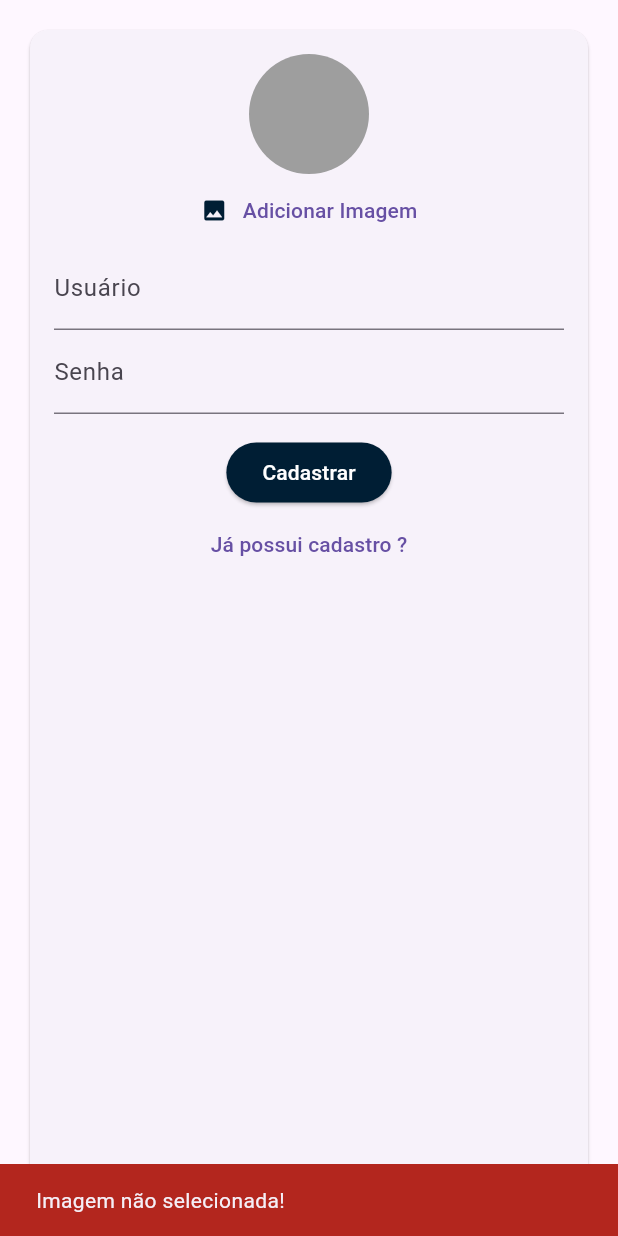
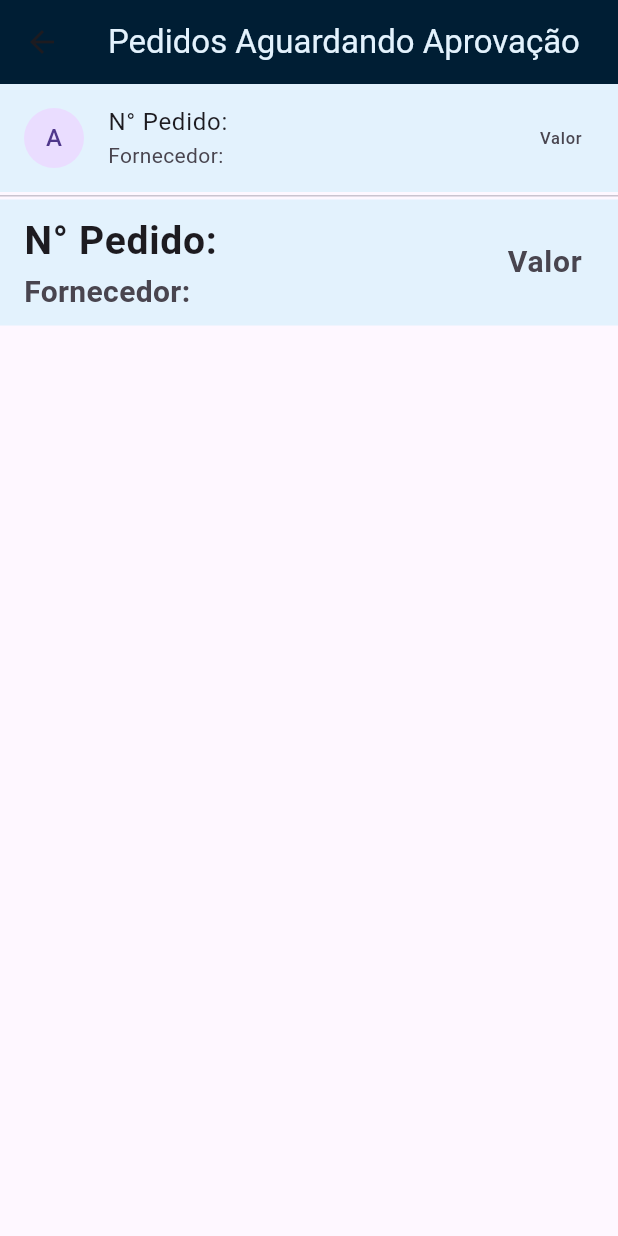
Before and after one commit to silvanioaguiar/pedidocompra, a Flutter app: the AuthForm widget shown alone on an empty page, opened directly with empty values, after a tap on "Cadastrar usuário ?", after a tap on "Cadastrar", on a phone screen of 412 x 824 dp. Run offline on Flutter 3.47's test engine with Material 2 defaults, Android fonts, the phone set to English and light mode, and no system bars; our stand-ins replace image_picker; accounts and stored records are empty.

Commit message:
20092023_TelaPedidos

```diff
--- a/lib/components/authForm.dart
+++ b/lib/components/authForm.dart
@@ -2,6 +2,7 @@ import 'dart:io';
 
 import 'package:flutter/material.dart';
 import 'package:pedidocompra/components/userImagePicker.dart';
+import 'package:pedidocompra/pages/pedidosPendentes.dart';
 import '../models/authFormData.dart';
 import 'package:http/http.dart ' as http;
 
@@ -86,7 +87,14 @@ class _AuthFormState extends State<AuthForm> {
               ),
               const SizedBox(height: 15),
               ElevatedButton(
-                onPressed: _submit,
+                //onPressed: _submit,
+                onPressed: () {
+                  Navigator.of(context).push(
+                    MaterialPageRoute(builder: (ctx) {
+                      return const PedidosPendentes();
+                    }),
+                  );
+                },
                 style: _formData.isLogin
                     ? ElevatedButton.styleFrom(
                         backgroundColor: Colors.red.shade700)
--- a/lib/main.dart
+++ b/lib/main.dart
@@ -1,6 +1,6 @@
-import 'package:flutter/material.dart';
 import 'package:pedidocompra/pages/authPage.dart';
 
+import 'package:flutter/material.dart';
 
 void main() {
   runApp(const MyApp());
--- /dev/null
+++ b/lib/pages/pedidosPendentes.dart
@@ -0,0 +1,98 @@
+import 'package:flutter/material.dart';
+
+class PedidosPendentes extends StatelessWidget {
+  const PedidosPendentes({super.key});
+
+  @override
+  Widget build(BuildContext context) {
+    return Scaffold(
+      appBar: AppBar(
+        backgroundColor: Theme.of(context).primaryColor,
+        title: Text(
+          "Pedidos Aguardando Aprovação",
+          textAlign: TextAlign.left,
+          style: TextStyle(
+            color: Theme.of(context).secondaryHeaderColor,
+          ),
+        ),
+      ),
+      body: ListView(
+        children: <Widget>[
+          ListTile(
+            tileColor: Theme.of(context).secondaryHeaderColor,
+            leading: CircleAvatar(child: Text('A')),
+            // leading: SingleChildScrollView(
+            //   child: Column(
+            //     mainAxisAlignment: MainAxisAlignment.start,
+            //     crossAxisAlignment: CrossAxisAlignment.start,
+            //     children: [
+            //       Container(
+            //         decoration: BoxDecoration(
+            //           color: Color.fromARGB(255, 16, 19, 168),
+            //           border: Border.all(
+            //             color: Theme.of(context).colorScheme.primary,
+            //             width: 0.5,
+            //           ),
+            //           borderRadius: const BorderRadius.all(
+            //             Radius.circular(10),
+            //           ),
+            //         ),
+            //       ),
+            //     ],
+            //   ),
+            // ),
+            title: Text("N° Pedido:"),
+            subtitle: Text('Fornecedor:'),
+            trailing: Text('Valor'),
+          ),
+          const Divider(height: 5),
+          ListTile(
+            tileColor: Theme.of(context).secondaryHeaderColor,
+            // leading: CircleAvatar(child: Text('A')),
+            // leading: SingleChildScrollView(
+            //   child: Column(
+            //     mainAxisAlignment: MainAxisAlignment.start,
+            //     crossAxisAlignment: CrossAxisAlignment.start,
+            //     children: [
+            //       Container(
+            //         decoration: BoxDecoration(
+            //           color: Color.fromARGB(255, 16, 19, 168),
+            //           border: Border.all(
+            //             color: Theme.of(context).colorScheme.primary,
+            //             width: 0.5,
+            //           ),
+            //           borderRadius: const BorderRadius.all(
+            //             Radius.circular(10),
+            //           ),
+            //         ),
+            //       ),
+            //     ],
+            //   ),
+            // ),
+            title: const Text(
+              "N° Pedido:",
+              style: TextStyle(
+                fontSize: 26,
+                fontWeight: FontWeight.bold,
+              ),
+            ),
+            subtitle: const Text(
+              'Fornecedor:',
+              style: TextStyle(
+                fontSize: 20,
+                fontWeight: FontWeight.bold,
+              ),
+            ),
+            trailing: const Text(
+              'Valor',
+              style: TextStyle(
+                fontSize: 20,
+                fontWeight: FontWeight.bold,
+              ),
+            ),
+          ),
+        ],
+      ),
+    );
+  }
+}
```
Also changed, not shown: lib/routes/appRoutes.dart (added, +15 -0 lines), lib/services/auth/auth_mock_service.dart (+23 -3 lines), lib/pages/authPage.dart (line endings or trailing spaces), pubspec.lock.
